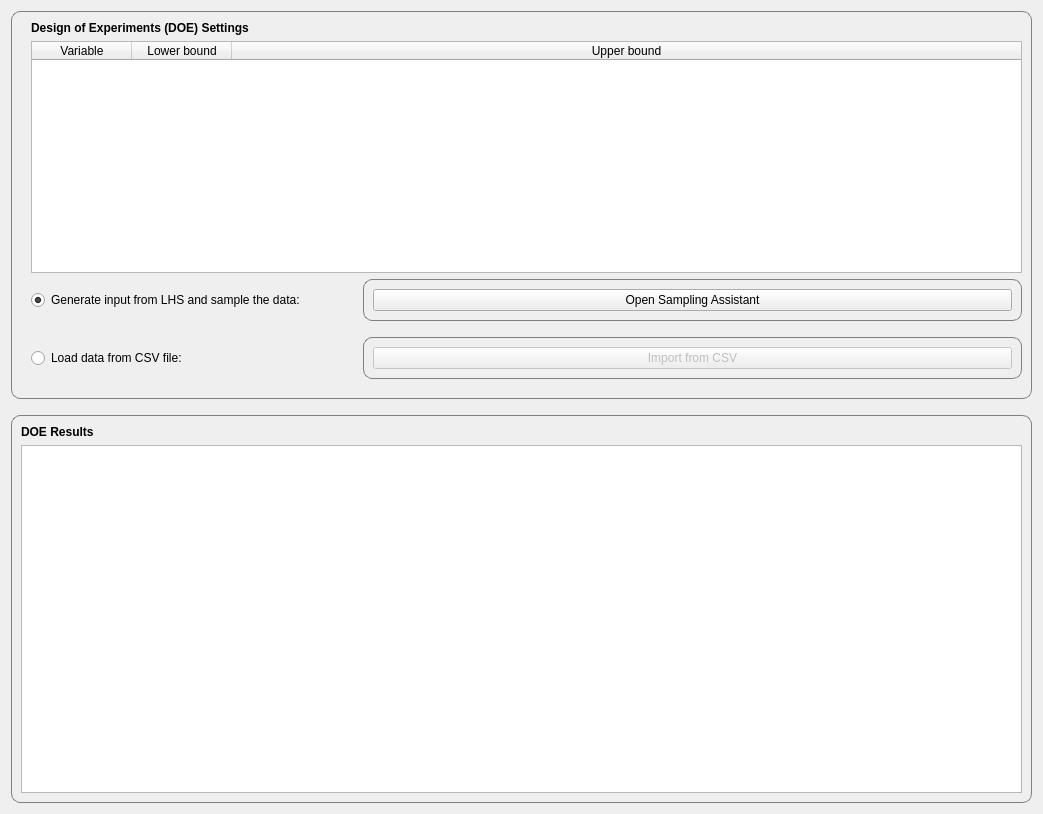
Before: the Qt Designer form gui/views/ui_files/doetab.ui in feslima/metacontrol, drawn with Qt 5.
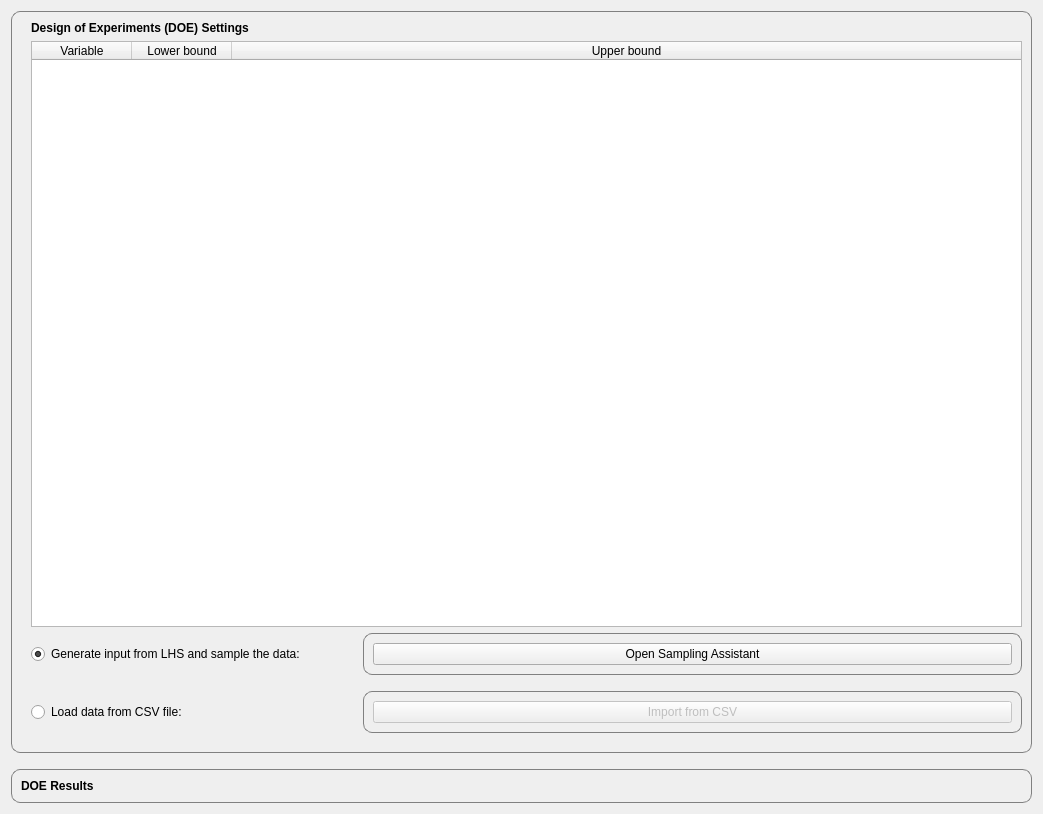
After: the same form once the commit is applied.

Commit message: doetab refactor with results view-model implementation.

```diff
--- a/gui/views/ui_files/doetab.ui
+++ b/gui/views/ui_files/doetab.ui
@@ -50,19 +50,6 @@
       <string/>
      </property>
      <layout class="QGridLayout" name="gridLayout_9">
-      <item row="1" column="0">
-       <widget class="QTableWidget" name="tableWidgetResultsDoe">
-        <property name="editTriggers">
-         <set>QAbstractItemView::NoEditTriggers</set>
-        </property>
-        <attribute name="horizontalHeaderVisible">
-         <bool>false</bool>
-        </attribute>
-        <attribute name="horizontalHeaderStretchLastSection">
-         <bool>true</bool>
-        </attribute>
-       </widget>
-      </item>
       <item row="0" column="0">
        <widget class="QLabel" name="label_17">
         <property name="font">
```
The commit also changes 2 other files.
